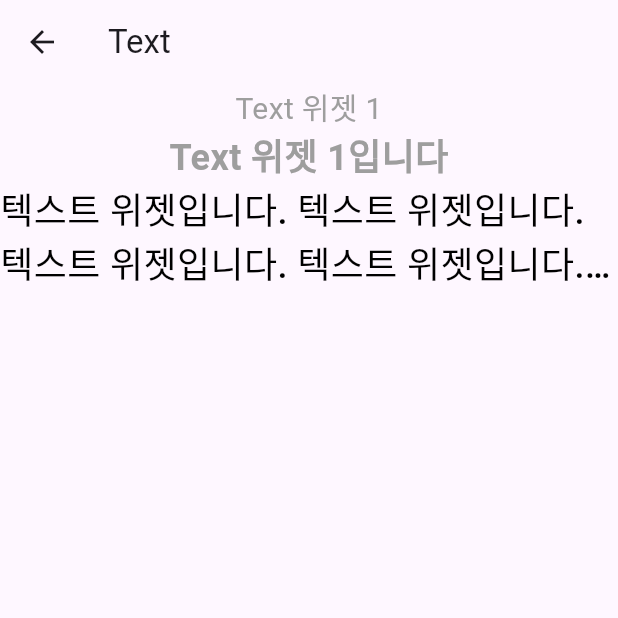
After one commit to hjimin027/learn_flutter, a Flutter app: the screen it shows after launch, after a tap on "Text", on a phone screen of 412 x 824 dp, the top half of it. The commit adds this screen. Run offline on Flutter 3.47's test engine with Material 3 defaults, Android fonts, the phone set to English and light mode, and no system bars.

Commit message:
text 위젯 연습

```diff
--- a/lib/screen/button_screen.dart
+++ b/lib/screen/button_screen.dart
@@ -5,6 +5,8 @@ import 'package:contact/screen/container/container_screen.dart';
 import 'package:contact/screen/row/column_row_practice_screen.dart';
 import 'package:contact/screen/row/row_practice_screen.dart';
 import 'package:contact/screen/row/row_screen.dart';
+import 'package:contact/screen/text/text_practice.dart';
+import 'package:contact/screen/text/text_screen.dart';
 import 'package:flutter/material.dart';
 
 class ButtonScreen extends StatelessWidget {
@@ -58,6 +60,20 @@ class ButtonScreen extends StatelessWidget {
                 return ColumnRowPracticeScreen();
               },));
             }, child: Text("Column Row Practice")),
+            SizedBox(height: 10),
+            SizedBox(height: 10),
+            SizedBox(height: 10),
+            ElevatedButton(onPressed: () {
+              Navigator.push(context, MaterialPageRoute(builder: (context) {
+                return TextScreen();
+              },));
+            }, child: Text("Text")),
+            SizedBox(height: 10),
+            ElevatedButton(onPressed: () {
+              Navigator.push(context, MaterialPageRoute(builder: (context) {
+                return TextPractice();
+              },));
+            }, child: Text("Text Practice")),
           ],
 
         ),
--- /dev/null
+++ b/lib/screen/text/text_screen.dart
@@ -0,0 +1,37 @@
+import 'package:flutter/material.dart';
+
+class TextScreen extends StatelessWidget {
+  const TextScreen({super.key});
+
+  @override
+  Widget build(BuildContext context) {
+    return Scaffold(
+      appBar: AppBar(title: Text("Text"),),
+      body: SizedBox(
+        width: double.infinity, //현재 디바이스의 화면을 꽉 채워라
+        child: Column(
+          crossAxisAlignment: CrossAxisAlignment.center,
+          children: [
+            Text("Text 위젯 1",
+              style: TextStyle(color: Colors.grey,
+                  fontSize: 20
+              ),),
+            Text("Text 위젯 1입니다",
+              style: TextStyle(color: Colors.grey,
+                  fontSize: 24,
+                fontWeight: FontWeight.bold
+              ),
+            ),
+
+            // FontWeight = 400:normal, 500:medium, 700:bold
+            Text("텍스트 위젯입니다. 텍스트 위젯입니다. 텍스트 위젯입니다. 텍스트 위젯입니다. 텍스트 위젯입니다. 텍스트 위젯입니다. 텍스트 위젯입니다. 텍스트 위젯입니다. 텍스트 위젯입니다. ",
+            style: TextStyle(color: Colors.black, fontWeight: FontWeight.w500, fontSize: 24),
+              maxLines: 2,
+              overflow: TextOverflow.ellipsis,
+            )
+          ],
+        ),
+      ),
+    );
+  }
+}
```
Also changed, not shown: lib/screen/text/text_practice.dart (added, +21 -0 lines).
